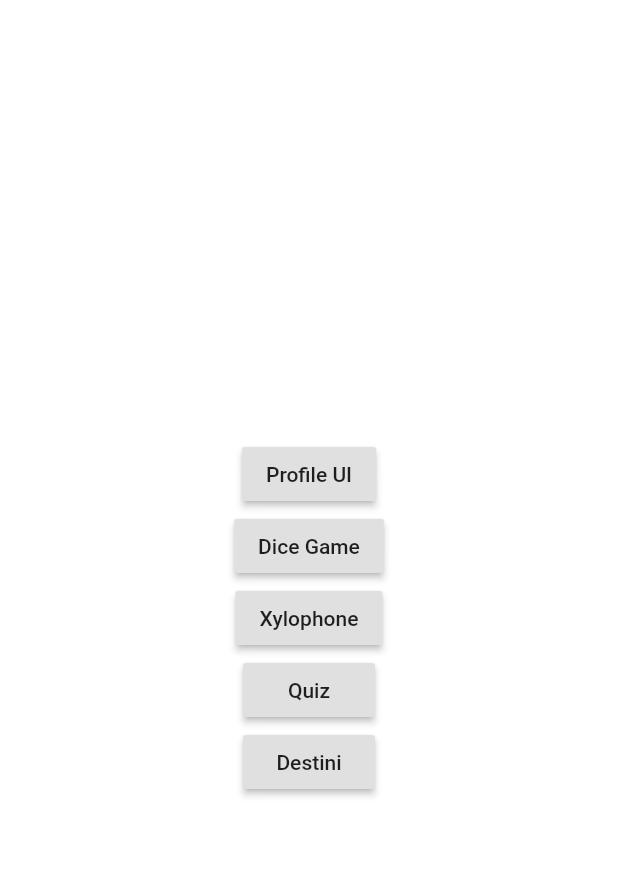
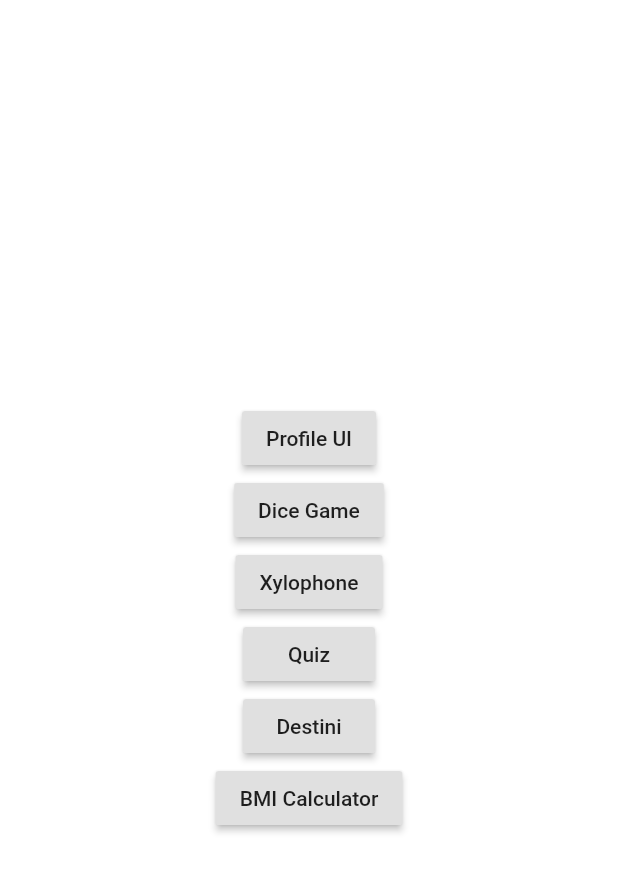
Before and after one commit to qandeelabbassi/flutter-practice, a Flutter app: the screen it shows after launch, on a phone screen of 412 x 824 dp. Shown: the top 872 px of the screen. Run offline on Flutter 3.47's test engine with Material 2 defaults, Android fonts, the phone set to English and light mode, and no system bars; our stand-ins replace audioplayers, font_awesome_flutter; missing offline and left inert: platform_alert_dialog.

Commit message:
added bmi calculator

```diff
--- /dev/null
+++ b/lib/bmi/calculator_brain.dart
@@ -0,0 +1,52 @@
+import 'dart:math';
+
+import 'package:flutter/material.dart';
+
+class CalculatorBrain {
+  final int height;
+  final int weight;
+  double _bmi;
+
+  CalculatorBrain({this.height, this.weight}){
+    _bmi = calculateBMI();
+  }
+
+  double calculateBMI() {
+    _bmi = weight / pow(height / 100, 2);
+    return _bmi;
+  }
+
+  String getBMI(){
+    return _bmi.toStringAsFixed(1);
+  }
+
+  String getResult() {
+    if (_bmi >= 25) {
+      return 'OVERWEIGHT';
+    } else if (_bmi > 18.5) {
+      return 'NORMAL';
+    } else {
+      return 'UNDERWEIGHT';
+    }
+  }
+
+  Color getResultColor(){
+    if (_bmi >= 25) {
+      return Colors.red;
+    } else if (_bmi > 18.5) {
+      return Colors.green;
+    } else {
+      return Colors.yellow;
+    }
+  }
+
+  String getInterpretation() {
+    if (_bmi >= 25) {
+      return 'You have a higher than normal body weight. Try to exercise more.';
+    } else if (_bmi >= 18.5) {
+      return 'You have a normal body weight. Good job!';
+    } else {
+      return 'You have a lower than normal body weight. You can eat a bit more.';
+    }
+  }
+}
--- a/lib/main.dart
+++ b/lib/main.dart
@@ -1,75 +1,32 @@
 import 'package:flutter/material.dart';
+import 'package:flutter_tutorial/bmi/pages/bmi_calculator_page.dart';
+import 'package:flutter_tutorial/bmi/pages/bmi_result_page.dart';
 import 'package:flutter_tutorial/destini/destini_page.dart';
+import 'package:flutter_tutorial/dice/dice_game_page.dart';
+import 'package:flutter_tutorial/menu.dart';
+import 'package:flutter_tutorial/profile/profile_page.dart';
 import 'package:flutter_tutorial/quiz/quiz_page.dart';
 import 'package:flutter_tutorial/xylophone/xylophone_page.dart';
-import 'dice/dice_game_page.dart';
-import 'profile/profile_page.dart';
 
 void main() {
-  runApp(MaterialApp(
-    home: Menu(),
-  ));
+  runApp(Main());
 }
 
-class Menu extends StatelessWidget {
+class Main extends StatelessWidget {
   @override
   Widget build(BuildContext context) {
-    return Scaffold(
-        backgroundColor: Colors.white,
-        body: SafeArea(
-          child: Container(
-              width: double.infinity,
-              color: Colors.white,
-              margin: EdgeInsets.all(25),
-              child: Column(
-                mainAxisAlignment: MainAxisAlignment.center,
-                children: <Widget>[
-                  RaisedButton(
-                      child: Text('Profile UI'),
-                      onPressed: () {
-                        Navigator.push(
-                          context,
-                          MaterialPageRoute(
-                              builder: (context) => ProfilePage()),
-                        );
-                      }),
-                  RaisedButton(
-                      child: Text('Dice Game'),
-                      onPressed: () {
-                        Navigator.push(
-                          context,
-                          MaterialPageRoute(
-                              builder: (context) => DiceGamePage()),
-                        );
-                      }),
-                  RaisedButton(
-                      child: Text('Xylophone'),
-                      onPressed: () {
-                        Navigator.push(
-                          context,
-                          MaterialPageRoute(
-                              builder: (context) => XylophonePage()),
-                        );
-                      }),
-                  RaisedButton(
-                      child: Text('Quiz'),
-                      onPressed: () {
-                        Navigator.push(
-                          context,
-                          MaterialPageRoute(builder: (context) => QuizPage()),
-                        );
-                      }),
-                  RaisedButton(
-                      child: Text('Destini'),
-                      onPressed: () {
-                        Navigator.push(
-                          context,
-                          MaterialPageRoute(
-                              builder: (context) => DestiniPage()),
-                        );
-                      }),
-                ],
-              )),
-        ));
+    return MaterialApp(
+      initialRoute: '/',
+      routes: {
+        '/': (context) => MenuPage(),
+        'profile': (context) => ProfilePage(),
+        'dice': (context) => DiceGamePage(),
+        'xylophone': (context) => XylophonePage(),
+        'quiz': (context) => QuizPage(),
+        'destini': (context) => DestiniPage(),
+        'bmicalculator': (context) => BmiCalculatorPage(),
+        'bmiresult': (context) => BmiResultPage(),
+      },
+    );
   }
 }
--- /dev/null
+++ b/lib/menu.dart
@@ -0,0 +1,50 @@
+import 'package:flutter/material.dart';
+
+class MenuPage extends StatelessWidget {
+  @override
+  Widget build(BuildContext context) {
+    return Scaffold(
+        backgroundColor: Colors.white,
+        body: SafeArea(
+          child: Container(
+              width: double.infinity,
+              color: Colors.white,
+              margin: EdgeInsets.all(25),
+              child: Column(
+                mainAxisAlignment: MainAxisAlignment.center,
+                children: <Widget>[
+                  RaisedButton(
+                      child: Text('Profile UI'),
+                      onPressed: () {
+                        Navigator.pushNamed(context, 'profile');
+                      }),
+                  RaisedButton(
+                      child: Text('Dice Game'),
+                      onPressed: () {
+                        Navigator.pushNamed(context, 'dice');
+                      }),
+                  RaisedButton(
+                      child: Text('Xylophone'),
+                      onPressed: () {
+                        Navigator.pushNamed(context, 'xylophone');
+                      }),
+                  RaisedButton(
+                      child: Text('Quiz'),
+                      onPressed: () {
+                        Navigator.pushNamed(context, 'quiz');
+                      }),
+                  RaisedButton(
+                      child: Text('Destini'),
+                      onPressed: () {
+                        Navigator.pushNamed(context, 'destini');
+                      }),
+                  RaisedButton(
+                      child: Text('BMI Calculator'),
+                      onPressed: () {
+                        Navigator.pushNamed(context, 'bmicalculator');
+                      }),
+                ],
+              )),
+        ));
+  }
+}
--- a/lib/profile/profile_page.dart
+++ b/lib/profile/profile_page.dart
@@ -40,8 +40,8 @@ class ProfilePage extends StatelessWidget {
                 SizedBox(
                   height: 10.0,
                 ),
-                Text('Qandeel Abbassi', style: Styles.title),
-                Text('FLUTTER DEVELOPER', style: Styles.subTitle),
+                Text('Qandeel Abbassi', style: Styles.profileTitle),
+                Text('FLUTTER DEVELOPER', style: Styles.profileSubTitle),
                 SizedBox(
                   height: 20.0,
                 ),
--- a/lib/styles.dart
+++ b/lib/styles.dart
@@ -4,33 +4,106 @@
 import 'package:flutter/widgets.dart';
 import 'package:flutter/material.dart';
 
-abstract class Styles {
+class Styles {
+  static const bottomCardMinHeight = 250.0;
+  static const bottomButtonHeightIos = 80.0;
+  static const bottomButtonHeightAndroid = 60.0;
+  static const primaryColor = Color(0xFF090B22);
+  static const accentColor = Color(0xFFEA1455);
+
+  static const sliderActiveColor = Colors.white;
+  static const sliderInactiveColor = Color(0xFF8D8E99);
+
+  static const cardColor = Color(0xFF0F1327);
+  static const activeCardColor = Color(0xFF1C1E33);
+
+  static const roundedButtonColor = Color(0xFF1C1E33);
+
   static const TextStyle appbar_title_dark = TextStyle(
     color: Color(0xFF616161),
     fontSize: 22,
     fontWeight: FontWeight.bold,
   );
+
   static const TextStyle appbar_title_light = TextStyle(
     color: Color(0xFFFFFFFF),
     fontSize: 22,
     fontWeight: FontWeight.bold,
   );
-  static const TextStyle title = TextStyle(
+
+  static const TextStyle profileTitle = TextStyle(
     color: Color.fromRGBO(0, 0, 0, 1),
     fontSize: 25,
     fontFamily: 'Monoton',
     fontStyle: FontStyle.normal,
   );
-  static const TextStyle subTitle = TextStyle(
+
+  static const TextStyle profileSubTitle = TextStyle(
     color: Color.fromRGBO(128, 128, 128, 1),
     fontSize: 20,
     fontFamily: 'SourceSansPro',
     fontStyle: FontStyle.normal,
   );
+
   static const TextStyle content = TextStyle(
-    color: Color.fromRGBO(128, 128, 128, 1),
+    color: Color(0xFF8D8E99),
     fontSize: 18,
     fontFamily: 'SourceSansPro',
     fontStyle: FontStyle.normal,
   );
+
+  static const TextStyle buttonTextStyle = TextStyle(
+    color: Color.fromRGBO(255, 255, 255, 1),
+    fontSize: 20,
+    fontFamily: 'OpenSans',
+    fontStyle: FontStyle.normal,
+    fontWeight: FontWeight.w500,
+  );
+
+  static const TextStyle cardLabelTextStyle = TextStyle(
+    color: Color(0xFF8D8E99),
+    fontSize: 18,
+    fontFamily: 'OpenSans',
+    fontStyle: FontStyle.normal,
+    fontWeight: FontWeight.w700,
+  );
+
+  static const TextStyle bigTitleTextStyle = TextStyle(
+    fontSize: 40,
+    fontFamily: 'OpenSans',
+    fontStyle: FontStyle.normal,
+    fontWeight: FontWeight.w700,
+  );
+
+  static const TextStyle bigNumberTextStyle = TextStyle(
+    fontSize: 50,
+    fontFamily: 'OpenSans',
+    fontStyle: FontStyle.normal,
+    fontWeight: FontWeight.w700,
+  );
+
+  static const TextStyle bigNumberLabelTextStyle = TextStyle(
+    fontSize: 22,
+    fontFamily: 'OpenSans',
+    fontStyle: FontStyle.normal,
+  );
+
+  static ThemeData getCustomDarkTheme(BuildContext context) {
+    return ThemeData.dark().copyWith(
+      primaryColor: primaryColor,
+      accentColor: accentColor,
+      sliderTheme: SliderTheme.of(context).copyWith(
+          activeTrackColor: Styles.sliderActiveColor,
+          inactiveTrackColor: Styles.sliderInactiveColor,
+          thumbColor: Styles.accentColor,
+          overlayColor: Styles.accentColor.withAlpha(50),
+          thumbShape: RoundSliderThumbShape(enabledThumbRadius: 15.0),
+          overlayShape: RoundSliderOverlayShape(overlayRadius: 30.0)),
+      scaffoldBackgroundColor: primaryColor,
+      appBarTheme: AppBarTheme(
+        elevation: 15,
+        textTheme: TextTheme(subtitle1: Styles.appbar_title_dark),
+      ),
+    );
+  }
 }
```
Also changed, not shown: lib/bmi/components/footer_button.dart (added, +24 -0 lines), lib/bmi/components/labeled_icon.dart (added, +30 -0 lines), lib/bmi/components/rounded_container.dart (added, +38 -0 lines), lib/bmi/components/rounded_icon_button.dart (added, +25 -0 lines), lib/bmi/components/rounded_square_container.dart (added, +43 -0 lines), lib/bmi/pages/bmi_calculator_page.dart (added, +195 -0 lines), lib/bmi/pages/bmi_result_page.dart (added, +78 -0 lines), pubspec.yaml (+9 -0 lines), fonts/OpenSans-Bold.ttf (added), fonts/OpenSans-ExtraBold.ttf (added), fonts/OpenSans-Regular.ttf (added), pubspec.lock, 2 other files.
